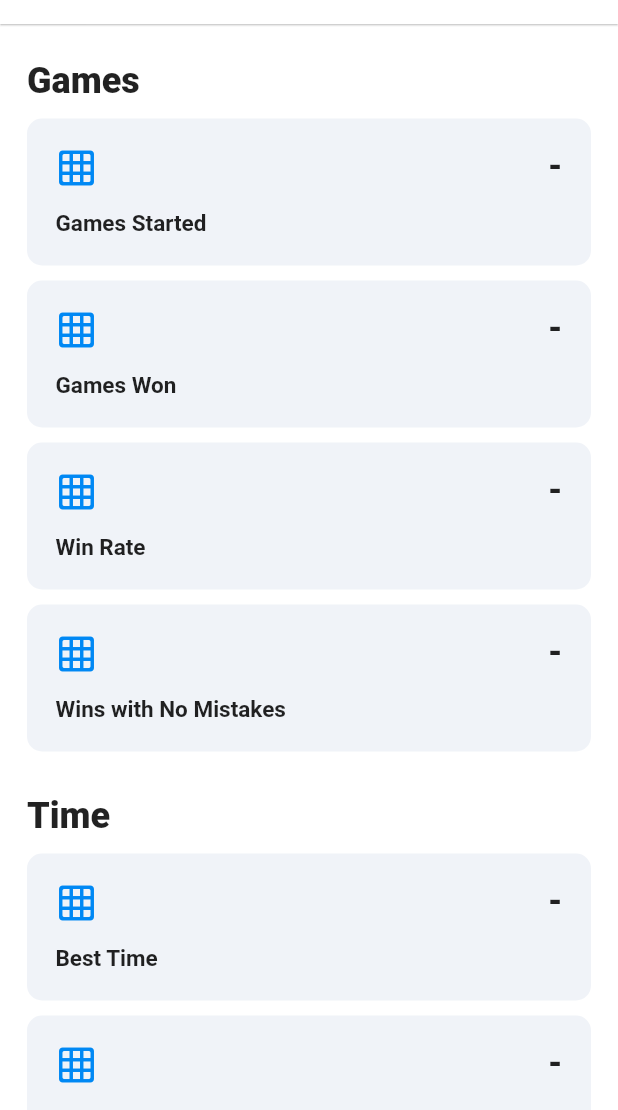
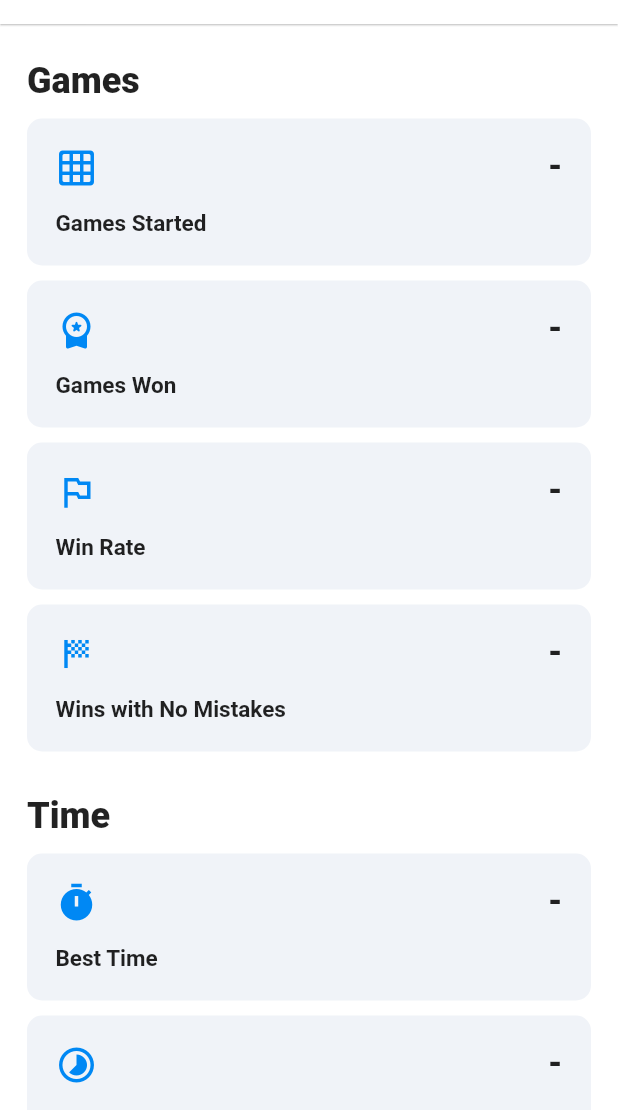
Before and after one commit to recepsenoglu/Flutter_Sudoku, a Flutter app: the StatisticsScreen screen opened by its route, on a phone screen of 412 x 824 dp, the part 126-1236 px from its top. Run offline on Flutter 3.47's test engine with Material 2 defaults, Android fonts, the phone set to English and light mode, and no system bars; our stand-ins replace shared_preferences; accounts and stored records are empty.

Commit message:
stat icons added

```diff
--- a/lib/constant/app_strings.dart
+++ b/lib/constant/app_strings.dart
@@ -45,5 +45,14 @@ class Strings {
   static const games = 'Games';
   static const streaks = 'Streaks';
   static const resetStatistics = 'Reset Statistics';
-
+  static const gamesStarted = 'Games Started';
+  static const gamesWon = 'Games Won';
+  static const winRate = 'Win Rate';
+  static const winsWithNoMistakes = 'Wins with No Mistakes';
+  static const bestTime = 'Best Time';
+  static const averageTime = 'Average Time';
+  static const bestScore = 'Best Score';
+  static const averageScore = 'Average Score';
+  static const currentWinStreak = 'Current Win Streak';
+  static const bestWinStreak = 'Best Win Streak';
 }
--- a/lib/screens/statistics_screen/statistics_screen.dart
+++ b/lib/screens/statistics_screen/statistics_screen.dart
@@ -177,7 +177,30 @@ class StatisticCard extends StatelessWidget {
   }
 
   IconData getIcon(String title) {
-    return Icons.grid_on_rounded;
+    switch (title) {
+      case Strings.gamesStarted:
+        return Icons.grid_on_rounded;
+      case Strings.gamesWon:
+        return Icons.workspace_premium_rounded;
+      case Strings.winRate:
+        return Icons.outlined_flag_sharp;
+      case Strings.winsWithNoMistakes:
+        return Icons.sports_score_outlined;
+      case Strings.bestTime:
+        return Icons.timer;
+      case Strings.averageTime:
+        return Icons.timelapse_sharp;
+      case Strings.bestScore:
+        return Icons.star;
+      case Strings.averageScore:
+        return Icons.star_border_purple500;
+      case Strings.currentWinStreak:
+        return Icons.keyboard_double_arrow_right_rounded;
+      case Strings.bestWinStreak:
+        return Icons.double_arrow_sharp;
+      default:
+        return Icons.grid_on_rounded;
+    }
   }
 }
 
--- a/lib/screens/statistics_screen/statistics_screen_provider.dart
+++ b/lib/screens/statistics_screen/statistics_screen_provider.dart
@@ -1,6 +1,7 @@
 import 'dart:math';
 
 import 'package:flutter/material.dart';
+import 'package:flutter_sudoku/constant/app_strings.dart';
 import 'package:flutter_sudoku/constant/enums.dart';
 import 'package:flutter_sudoku/constant/game_constants.dart';
 import 'package:flutter_sudoku/models/game_stats_model.dart';
@@ -169,61 +170,61 @@ class StatisticsScreenProvider with ChangeNotifier {
     stats.add(StatModel(
       index: 0,
       value: gamesStarted,
-      title: 'Games Started',
+      title: Strings.gamesStarted,
       type: StatisticType.Games,
     ));
     stats.add(StatModel(
       index: 1,
       value: gamesWon,
-      title: 'Games Won',
+      title: Strings.gamesWon,
       type: StatisticType.Games,
     ));
     stats.add(StatModel(
       index: 2,
       value: winRate != null ? '$winRate%' : null,
-      title: 'Win Rate',
+      title: Strings.winRate,
       type: StatisticType.Games,
     ));
     stats.add(StatModel(
       index: 3,
       value: winsWithNoMistakes,
-      title: 'Wins with No Mistakes',
+      title: Strings.winsWithNoMistakes,
       type: StatisticType.Games,
     ));
     stats.add(StatModel(
       index: 0,
       value: bestTime != null ? bestTime.toTimeString() : '-',
-      title: 'Best Time',
+      title: Strings.bestTime,
       type: StatisticType.Time,
     ));
     stats.add(StatModel(
       index: 1,
       value: averageTime != null ? averageTime.toTimeString() : '-',
-      title: 'Average Time',
+      title: Strings.averageTime,
       type: StatisticType.Time,
     ));
     stats.add(StatModel(
       index: 0,
       value: bestScore,
-      title: 'Best Score',
+      title: Strings.bestScore,
       type: StatisticType.Score,
     ));
     stats.add(StatModel(
       index: 1,
       value: averageScore,
-      title: 'Average Score',
+      title: Strings.averageScore,
       type: StatisticType.Score,
     ));
     stats.add(StatModel(
       index: 0,
       value: currentWinStreak,
-      title: 'Current Win Streak',
+      title: Strings.currentWinStreak,
       type: StatisticType.Streaks,
     ));
     stats.add(StatModel(
       index: 1,
       value: bestWinStreak,
-      title: 'Best Win Streak',
+      title: Strings.bestWinStreak,
       type: StatisticType.Streaks,
     ));
 
```
